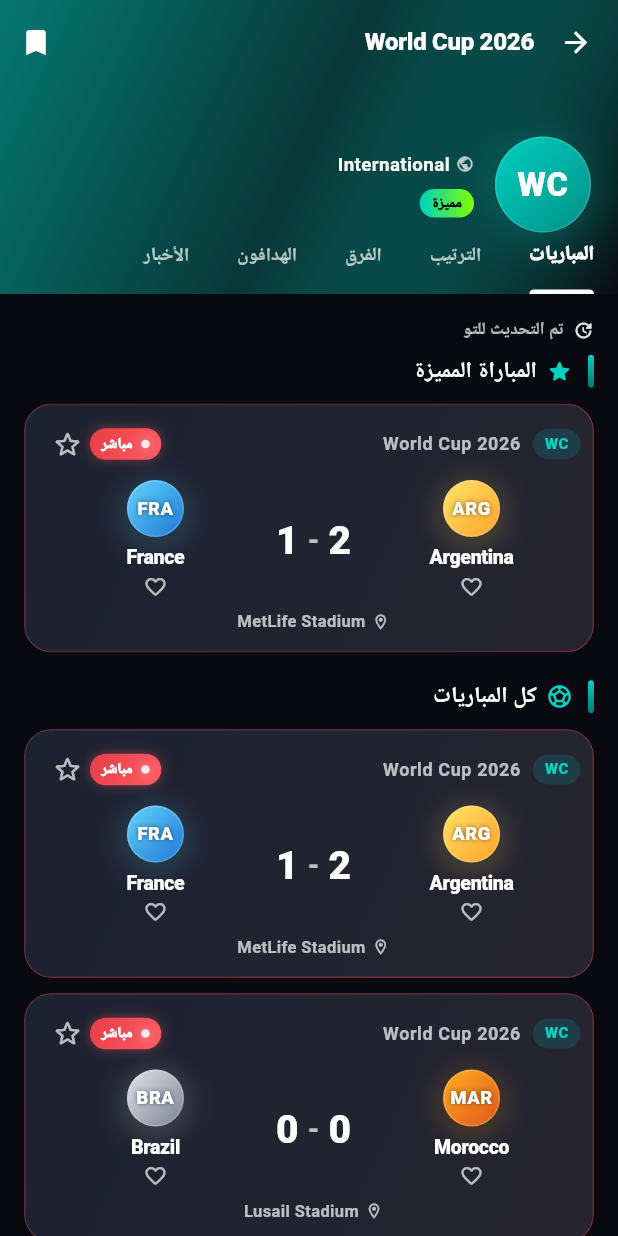
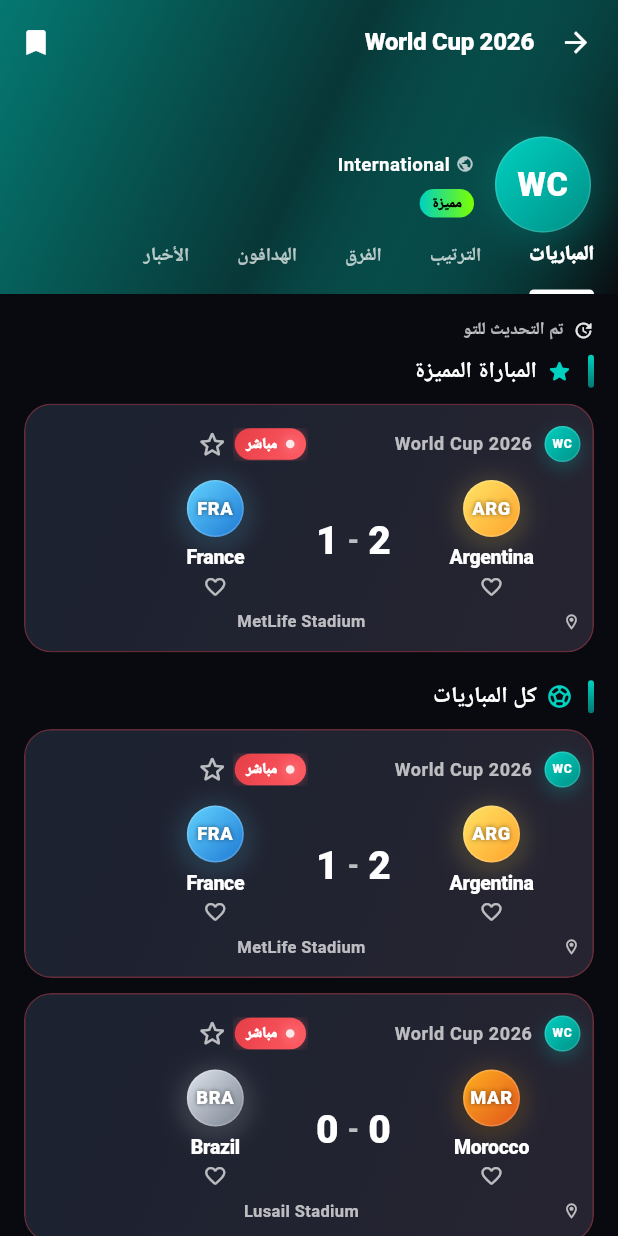
Before and after one commit to adlifazaa/kickora, a Flutter app: the CompetitionDetailsScreen screen opened directly with sample values from the repository, after a tap on the "bookmark outline" icon, on a phone screen of 412 x 824 dp. Run offline on Flutter 3.47's test engine with Material 3 defaults, Android fonts, the phone set to English and light mode, and no system bars; our stand-ins replace shared_preferences; accounts and stored records are empty.

Commit message:
Enhance TeamLogo and MatchCard components for improved logo handling
- Updated TeamLogo to support an optional imageUrl, displaying a network logo or initials based on availability.
- Refactored CompetitionBadge to utilize the new logo handling logic.
- Modified MatchCard to integrate ApiDisplayText for competition names and improved layout with flexible sizing.
- Introduced _FeaturedMatchSlot for a simplified display of featured matches, replacing the previous carousel implementation.
- Added skeleton loading states for featured match slots to enhance user experience during data loading.

```diff
--- a/lib/screens/home_screen.dart
+++ b/lib/screens/home_screen.dart
@@ -130,7 +130,7 @@ class _HomeScreenState extends State<HomeScreen> {
               ),
             const SizedBox(height: 10),
             if (_loading) ...[
-              const SkeletonBox(height: 176),
+              const _FeaturedMatchSlotSkeleton(),
               const SizedBox(height: 14),
               const MatchCardSkeleton(),
               const SizedBox(height: 10),
@@ -143,7 +143,7 @@ class _HomeScreenState extends State<HomeScreen> {
                   icon: Icons.star_rounded,
                 ),
                 const SizedBox(height: 10),
-                _FeaturedCarousel(matches: _liveMatches),
+                _FeaturedMatchSlot(match: _liveMatches.first),
                 const SizedBox(height: 20),
                 SectionHeader(
                   title: text.liveNow,
@@ -412,99 +412,42 @@ class _FeaturedCompetitionStrip extends StatelessWidget {
   }
 }
 
-double _featuredCarouselPageHeight(BuildContext context) {
-  final textScale = MediaQuery.textScalerOf(context).scale(1.0);
-  const base = 178.0;
-  return (base * textScale.clamp(0.95, 1.55)).clamp(172.0, 280.0);
-}
+/// Single featured live match — no PageView, transforms, or carousel peek.
+class _FeaturedMatchSlot extends StatelessWidget {
+  const _FeaturedMatchSlot({required this.match});
 
-class _FeaturedCarousel extends StatefulWidget {
-  const _FeaturedCarousel({required this.matches});
-
-  final List<MatchModel> matches;
-
-  @override
-  State<_FeaturedCarousel> createState() => _FeaturedCarouselState();
-}
-
-class _FeaturedCarouselState extends State<_FeaturedCarousel> {
-  static const _edgeInset = 2.0;
-  static const _pageGap = 8.0;
-
-  late final PageController _ctrl;
-  int _page = 0;
-
-  @override
-  void initState() {
-    super.initState();
-    final multi = widget.matches.length > 1;
-    _ctrl = PageController(
-      viewportFraction: multi ? 0.88 : 1.0,
-    );
-  }
-
-  @override
-  void dispose() {
-    _ctrl.dispose();
-    super.dispose();
-  }
+  final MatchModel match;
 
   @override
   Widget build(BuildContext context) {
-    final matches = widget.matches;
-    final pageHeight = _featuredCarouselPageHeight(context);
-    final multi = matches.length > 1;
-
-    return Column(
-      children: [
-        SizedBox(
-          height: pageHeight,
-          child: PageView.builder(
-            controller: _ctrl,
-            padEnds: true,
-            onPageChanged: (i) => setState(() => _page = i),
-            itemCount: matches.length,
-            itemBuilder: (context, i) {
-              return Padding(
-                padding: EdgeInsets.symmetric(
-                  horizontal: multi ? _pageGap / 2 : _edgeInset,
-                ),
-                child: MatchCard(
-                  compact: true,
-                  match: matches[i],
-                  onTap: () => Navigator.pushNamed(
-                      context, AppRoutes.matchDetails,
-                      arguments: matches[i]),
-                ),
-              );
-            },
+    return Padding(
+      padding: const EdgeInsets.symmetric(horizontal: 24),
+      child: SizedBox(
+        width: double.infinity,
+        child: MatchCard(
+          match: match,
+          onTap: () => Navigator.pushNamed(
+            context,
+            AppRoutes.matchDetails,
+            arguments: match,
           ),
         ),
-        if (matches.length > 1) ...[
-          const SizedBox(height: 8),
-          Row(
-            mainAxisAlignment: MainAxisAlignment.center,
-            children: List.generate(matches.length, (i) {
-              final selected = i == _page;
-              return AnimatedContainer(
-                duration: const Duration(milliseconds: 220),
-                margin: const EdgeInsets.symmetric(horizontal: 3),
-                width: selected ? 16 : 6,
-                height: 6,
-                decoration: BoxDecoration(
-                  color: selected
-                      ? Theme.of(context).colorScheme.primary
-                      : Theme.of(context)
-                          .colorScheme
-                          .onSurface
-                          .withValues(alpha: 0.22),
-                  borderRadius: BorderRadius.circular(4),
-                ),
-              );
-            }),
-          ),
-        ],
-      ],
+      ),
+    );
+  }
+}
+
+class _FeaturedMatchSlotSkeleton extends StatelessWidget {
+  const _FeaturedMatchSlotSkeleton();
+
+  @override
+  Widget build(BuildContext context) {
+    return const Padding(
+      padding: EdgeInsets.symmetric(horizontal: 24),
+      child: SizedBox(
+        width: double.infinity,
+        child: MatchCardSkeleton(),
+      ),
     );
   }
 }
--- /dev/null
+++ b/lib/widgets/api_display_text.dart
@@ -0,0 +1,66 @@
+import 'package:flutter/material.dart';
+
+import 'network_logo_image.dart';
+
+/// Safe display string — never lay out raw image URLs as text.
+String sanitizeApiDisplayText(String? value) {
+  if (value == null) return '';
+  final trimmed = value.trim();
+  if (trimmed.isEmpty || isNetworkImageUrl(trimmed)) return '';
+  return trimmed;
+}
+
+/// Ellipsis text for API-backed labels inside width-bounded parents.
+class ApiDisplayText extends StatelessWidget {
+  const ApiDisplayText(
+    this.value, {
+    super.key,
+    required this.style,
+    this.maxLines = 1,
+    this.textAlign = TextAlign.start,
+  });
+
+  final String? value;
+  final TextStyle style;
+  final int maxLines;
+  final TextAlign textAlign;
+
+  @override
+  Widget build(BuildContext context) {
+    final label = sanitizeApiDisplayText(value);
+    if (label.isEmpty) return const SizedBox.shrink();
+    return Text(
+      label,
+      maxLines: maxLines,
+      overflow: TextOverflow.ellipsis,
+      softWrap: false,
+      textAlign: textAlign,
+      style: style,
+    );
+  }
+}
+
+/// Three-letter style code from a team name when API code is missing or is a URL.
+String abbreviateTeamName(String name) {
+  final clean = sanitizeApiDisplayText(name);
+  if (clean.isEmpty) return '?';
+  final parts =
+      clean.split(RegExp(r'\s+')).where((p) => p.isNotEmpty).toList();
+  if (parts.isEmpty) return '?';
+  if (parts.length == 1) {
+    final word = parts.first;
+    return word.length <= 3
+        ? word.toUpperCase()
+        : word.substring(0, 3).toUpperCase();
+  }
+  final code = parts.map((p) => p[0]).join();
+  return code.length <= 3
+      ? code.toUpperCase()
+      : code.substring(0, 3).toUpperCase();
+}
+
+String teamShortCode(String shortName, String fullName) {
+  final code = sanitizeApiDisplayText(shortName);
+  if (code.isNotEmpty) return code;
+  return abbreviateTeamName(fullName);
+}
--- a/lib/widgets/match_card.dart
+++ b/lib/widgets/match_card.dart
@@ -4,6 +4,7 @@ import '../app/app_colors.dart';
 import '../app/app_scope.dart';
 import '../app/app_text.dart';
 import '../models/match_model.dart';
+import 'api_display_text.dart';
 import 'live_badge.dart';
 import 'micro_interactions.dart';
 import 'team_logo.dart';
@@ -16,11 +17,14 @@ class MatchCard extends StatelessWidget {
     this.onTap,
     /// Tighter vertical rhythm for fixed-height slots (e.g. home featured carousel).
     this.compact = false,
+    /// Home featured carousel: no [TapScale] / animated transforms that widen layout.
+    this.featuredSlot = false,
   });
 
   final MatchModel match;
   final VoidCallback? onTap;
   final bool compact;
+  final bool featuredSlot;
 
   Color _statusColor(BuildContext context, MatchStatus status) {
     switch (status) {
@@ -57,10 +61,7 @@ class MatchCard extends StatelessWidget {
     final headerTeamGap = compact ? 8.0 : 10.0;
     final teamStadiumGap = compact ? 4.0 : 6.0;
 
-    return TapScale(
-      onTap: onTap,
-      borderRadius: BorderRadius.circular(18),
-      child: Material(
+    final card = Material(
         color: Colors.transparent,
         child: InkWell(
           onTap: onTap,
@@ -89,58 +90,66 @@ class MatchCard extends StatelessWidget {
                 ),
               ],
             ),
+          child: SizedBox(
+            width: double.infinity,
             child: Column(
             mainAxisSize: MainAxisSize.min,
+            crossAxisAlignment: CrossAxisAlignment.stretch,
             children: [
               Row(
                 children: [
-                  Container(
-                    padding:
-                        const EdgeInsets.symmetric(horizontal: 8, vertical: 3),
-                    decoration: BoxDecoration(
-                      color: Theme.of(context)
-                          .colorScheme
-                          .primary
-                          .withValues(alpha: 0.15),
-                      borderRadius: BorderRadius.circular(20),
-                    ),
-                    child: Text(
-                      match.competition.logo,
-                      style: TextStyle(
-                        fontSize: 10,
-                        fontWeight: FontWeight.w900,
-                        color: Theme.of(context).colorScheme.primary,
-                      ),
+                  SizedBox(
+                    width: compact ? 22 : 24,
+                    height: compact ? 22 : 24,
+                    child: CompetitionBadge(
+                      logo: match.competition.logo,
+                      size: compact ? 22 : 24,
                     ),
                   ),
                   const SizedBox(width: 8),
                   Expanded(
-                    child: Text(
+                    child: ApiDisplayText(
                       match.competition.name,
-                      style: Theme.of(context).textTheme.bodySmall?.copyWith(
+                      maxLines: 1,
+                      style: (Theme.of(context).textTheme.bodySmall ??
+                              const TextStyle(fontSize: 12))
+                          .copyWith(
                             color: Theme.of(context).hintColor,
                             fontWeight: FontWeight.w600,
                           ),
-                      overflow: TextOverflow.ellipsis,
                     ),
                   ),
+                  const SizedBox(width: 4),
                   if (isLive)
-                    LiveBadge(label: text.live, dense: true)
+                    Flexible(
+                      fit: FlexFit.loose,
+                      child: featuredSlot
+                          ? _StaticLiveChip(label: text.live)
+                          : ClipRect(
+                              child: LiveBadge(label: text.live, dense: true),
+                            ),
+                    )
                   else
-                    Container(
+                    Flexible(
+                      fit: FlexFit.loose,
+                      child: Container(
                         padding: const EdgeInsets.symmetric(
-                          horizontal: 8, vertical: 3),
+                          horizontal: 8,
+                          vertical: 3,
+                        ),
                         decoration: BoxDecoration(
                           color: _statusColor(context, match.status)
                               .withValues(alpha: 0.18),
                           borderRadius: BorderRadius.circular(20),
                         ),
-                      child: Text(
+                        child: ApiDisplayText(
                           match.timeLabel,
+                          maxLines: 1,
                           style: TextStyle(
                             color: _statusColor(context, match.status),
                             fontSize: 11,
                             fontWeight: FontWeight.w800,
+                          ),
                         ),
                       ),
                     ),
@@ -158,15 +167,24 @@ class MatchCard extends StatelessWidget {
                     child: _TeamView(
                       name: match.homeTeam.name,
                       shortName: match.homeTeam.shortName,
+                      logoUrl: match.homeTeam.logo,
                       teamId: match.homeTeam.id,
                       compact: compact,
                     ),
                   ),
-                  _ScoreBlock(match: match, compact: compact),
+                  Flexible(
+                    fit: FlexFit.loose,
+                    child: _ScoreBlock(
+                      match: match,
+                      compact: compact,
+                      staticDisplay: featuredSlot,
+                    ),
+                  ),
                   Expanded(
                     child: _TeamView(
                       name: match.awayTeam.name,
                       shortName: match.awayTeam.shortName,
+                      logoUrl: match.awayTeam.logo,
                       teamId: match.awayTeam.id,
                       compact: compact,
                     ),
@@ -174,9 +192,8 @@ class MatchCard extends StatelessWidget {
                 ],
               ),
               SizedBox(height: teamStadiumGap),
-              if (match.stadium.isNotEmpty)
+              if (sanitizeApiDisplayText(match.stadium).isNotEmpty)
                 Row(
-                  mainAxisAlignment: MainAxisAlignment.center,
                   children: [
                     Icon(
                       Icons.location_on_outlined,
@@ -184,11 +201,10 @@ class MatchCard extends StatelessWidget {
                       color: Theme.of(context).hintColor,
                     ),
                     const SizedBox(width: 4),
-                    Flexible(
-                      child: Text(
+                    Expanded(
+                      child: ApiDisplayText(
                         match.stadium,
                         maxLines: 1,
-                        overflow: TextOverflow.ellipsis,
                         textAlign: TextAlign.center,
                         style: TextStyle(
                           color: Theme.of(context).hintColor,
@@ -205,26 +221,93 @@ class MatchCard extends StatelessWidget {
         ),
         ),
       );
+
+    if (featuredSlot) {
+      return ClipRRect(
+        borderRadius: BorderRadius.circular(18),
+        child: card,
+      );
+    }
+
+    return TapScale(
+      onTap: onTap,
+      borderRadius: BorderRadius.circular(18),
+      child: card,
+    );
+  }
+}
+
+/// Static LIVE pill for featured carousel (no [Transform.scale]).
+class _StaticLiveChip extends StatelessWidget {
+  const _StaticLiveChip({required this.label});
+
+  final String label;
+
+  @override
+  Widget build(BuildContext context) {
+    return Container(
+      padding: const EdgeInsets.symmetric(horizontal: 8, vertical: 4),
+      decoration: BoxDecoration(
+        gradient: const LinearGradient(
+          colors: [AppColors.liveRed, AppColors.liveGlow],
+        ),
+        borderRadius: BorderRadius.circular(20),
+      ),
+      child: Row(
+        mainAxisSize: MainAxisSize.min,
+        children: [
+          Container(
+            width: 6,
+            height: 6,
+            decoration: const BoxDecoration(
+              color: Colors.white,
+              shape: BoxShape.circle,
+            ),
+          ),
+          const SizedBox(width: 5),
+          Text(
+            label,
+            maxLines: 1,
+            overflow: TextOverflow.ellipsis,
+            style: const TextStyle(
+              fontSize: 10,
+              fontWeight: FontWeight.w900,
+              color: Colors.white,
+              letterSpacing: 0.6,
+            ),
+          ),
+        ],
+      ),
+    );
   }
 }
 
 class _ScoreBlock extends StatelessWidget {
-  const _ScoreBlock({required this.match, required this.compact});
+  const _ScoreBlock({
+    required this.match,
+    required this.compact,
+    this.staticDisplay = false,
+  });
 
   final MatchModel match;
   final bool compact;
+  final bool staticDisplay;
 
   @override
   Widget build(BuildContext context) {
     final isUpcoming = match.status == MatchStatus.upcoming;
     if (isUpcoming) {
       return Padding(
-        padding: EdgeInsets.symmetric(horizontal: compact ? 10 : 12),
+        padding: EdgeInsets.symmetric(horizontal: compact ? 4 : 12),
+        child: FittedBox(
+          fit: BoxFit.scaleDown,
           child: Column(
             mainAxisSize: MainAxisSize.min,
             children: [
-            Text(
+              ApiDisplayText(
                 match.timeLabel,
+                maxLines: 1,
+                textAlign: TextAlign.center,
                 style: TextStyle(
                   fontWeight: FontWeight.w900,
                   fontSize: compact ? 16 : 18,
@@ -241,16 +324,23 @@ class _ScoreBlock extends StatelessWidget {
               ),
             ],
           ),
+        ),
       );
     }
 
     return Padding(
-      padding: EdgeInsets.symmetric(horizontal: compact ? 6 : 8),
+      padding: EdgeInsets.symmetric(horizontal: compact ? 4 : 8),
+      child: FittedBox(
+        fit: BoxFit.scaleDown,
         child: Row(
           mainAxisSize: MainAxisSize.min,
           children: [
-          _ScoreDigit(value: match.homeScore, compact: compact),
-          SizedBox(width: compact ? 5 : 6),
+            _ScoreDigit(
+              value: match.homeScore,
+              compact: compact,
+              staticDisplay: staticDisplay,
+            ),
+            SizedBox(width: compact ? 4 : 6),
             Text(
               '-',
               style: TextStyle(
@@ -259,22 +349,43 @@ class _ScoreBlock extends StatelessWidget {
                 fontWeight: FontWeight.w800,
               ),
             ),
-          SizedBox(width: compact ? 5 : 6),
-          _ScoreDigit(value: match.awayScore, compact: compact),
+            SizedBox(width: compact ? 4 : 6),
+            _ScoreDigit(
+              value: match.awayScore,
+              compact: compact,
+              staticDisplay: staticDisplay,
+            ),
           ],
+        ),
       ),
     );
   }
 }
 
 class _ScoreDigit extends StatelessWidget {
-  const _ScoreDigit({required this.value, required this.compact});
+  const _ScoreDigit({
+    required this.value,
+    required this.compact,
+    this.staticDisplay = false,
+  });
 
   final int value;
   final bool compact;
+  final bool staticDisplay;
 
   @override
   Widget build(BuildContext context) {
+    final text = Text(
+      '$value',
+      style: TextStyle(
+        fontWeight: FontWeight.w900,
+        fontSize: compact ? 22 : 26,
+        letterSpacing: -0.5,
+      ),
+    );
+
+    if (staticDisplay) return text;
+
     return TweenAnimationBuilder<double>(
       tween: Tween(begin: 0.6, end: 1),
       duration: const Duration(milliseconds: 380),
@@ -306,12 +417,14 @@ class _TeamView extends StatelessWidget {
   const _TeamView({
     required this.name,
     required this.shortName,
+    required this.logoUrl,
     required this.teamId,
     required this.compact,
   });
 
   final String name;
   final String shortName;
+  final String logoUrl;
   final int teamId;
   final bool compact;
 
@@ -325,22 +438,30 @@ class _TeamView extends StatelessWidget {
     final heartSize = compact ? 15.0 : 16.0;
     final heartPadV = compact ? 1.0 : 2.0;
 
-    return Column(
-      mainAxisSize: MainAxisSize.min,
-      children: [
-        TeamLogo(shortName: shortName, size: logoSize),
-        SizedBox(height: logoNameGap),
-        Text(
-          name,
-          maxLines: 1,
-          overflow: TextOverflow.ellipsis,
-          textAlign: TextAlign.center,
-          style: TextStyle(
+    final nameStyle = TextStyle(
       fontWeight: FontWeight.w800,
       fontSize: nameSize,
       letterSpacing: -0.2,
       height: compact ? 1.1 : 1.15,
+    );
+
+    return Column(
+      mainAxisSize: MainAxisSize.min,
+      crossAxisAlignment: CrossAxisAlignment.stretch,
+      children: [
+        Center(
+          child: TeamLogo(
+            shortName: teamShortCode(shortName, name),
+            imageUrl: logoUrl,
+            size: logoSize,
           ),
+        ),
+        SizedBox(height: logoNameGap),
+        ApiDisplayText(
+          name,
+          maxLines: 1,
+          textAlign: TextAlign.center,
+          style: nameStyle,
         ),
         SizedBox(height: compact ? 1 : 2),
         InkWell(
--- /dev/null
+++ b/lib/widgets/network_logo_image.dart
@@ -0,0 +1,87 @@
+import 'package:flutter/material.dart';
+
+/// True when [value] looks like a remote image URL (API-Football logos, etc.).
+bool isNetworkImageUrl(String? value) {
+  if (value == null || value.isEmpty) return false;
+  final trimmed = value.trim();
+  return trimmed.startsWith('http://') || trimmed.startsWith('https://');
+}
+
+/// Loads a remote logo with loading + error fallbacks — never shows the URL as text.
+class NetworkLogoImage extends StatelessWidget {
+  const NetworkLogoImage({
+    super.key,
+    required this.size,
+    this.imageUrl,
+    required this.fallback,
+    this.fit = BoxFit.contain,
+    this.clipOval = true,
+  });
+
+  final double size;
+  final String? imageUrl;
+  final Widget fallback;
+  final BoxFit fit;
+  final bool clipOval;
+
+  @override
+  Widget build(BuildContext context) {
+    final url = imageUrl?.trim();
+    if (!isNetworkImageUrl(url)) {
+      return SizedBox(width: size, height: size, child: fallback);
+    }
+
+    final primary = Theme.of(context).colorScheme.primary;
+    Widget image = Image.network(
+      url!,
+      width: size,
+      height: size,
+      fit: fit,
+      filterQuality: FilterQuality.medium,
+      loadingBuilder: (context, child, progress) {
+        if (progress == null) {
+          return SizedBox(width: size, height: size, child: child);
+        }
+        return _LoadingPlaceholder(size: size, color: primary);
+      },
+      errorBuilder: (_, _, _) => fallback,
+    );
+
+    if (clipOval) {
+      image = ClipOval(child: image);
+    }
+
+    return SizedBox(
+      width: size,
+      height: size,
+      child: DecoratedBox(
+        decoration: BoxDecoration(
+          shape: clipOval ? BoxShape.circle : BoxShape.rectangle,
+          color: Theme.of(context).cardTheme.color?.withValues(alpha: 0.35),
+        ),
+        child: image,
+      ),
+    );
+  }
+}
+
+class _LoadingPlaceholder extends StatelessWidget {
+  const _LoadingPlaceholder({required this.size, required this.color});
+
+  final double size;
+  final Color color;
+
+  @override
+  Widget build(BuildContext context) {
+    return Center(
+      child: SizedBox(
+        width: size * 0.42,
+        height: size * 0.42,
+        child: CircularProgressIndicator(
+          strokeWidth: 2,
+          color: color.withValues(alpha: 0.75),
+        ),
+      ),
+    );
+  }
+}
--- a/lib/widgets/team_logo.dart
+++ b/lib/widgets/team_logo.dart
@@ -1,13 +1,20 @@
 import 'package:flutter/material.dart';
 
 import '../app/app_colors.dart';
+import 'api_display_text.dart';
+import 'network_logo_image.dart';
 
-/// Deterministic gradient "crest" placeholder for a team based on its short name.
-/// Will be replaced by real logo URLs when the API is wired in.
+/// Team crest — network logo when URL is present, otherwise gradient initials.
 class TeamLogo extends StatelessWidget {
-  const TeamLogo({super.key, required this.shortName, this.size = 36});
+  const TeamLogo({
+    super.key,
+    required this.shortName,
+    this.imageUrl,
+    this.size = 36,
+  });
 
   final String shortName;
+  final String? imageUrl;
   final double size;
 
   static const List<List<Color>> _palettes = [
@@ -27,13 +34,14 @@ class TeamLogo extends StatelessWidget {
     return _palettes[code % _palettes.length];
   }
 
-  @override
-  Widget build(BuildContext context) {
+  String get _initials {
+    final code = sanitizeApiDisplayText(shortName);
+    if (code.isEmpty) return '?';
+    return code.substring(0, code.length.clamp(1, 3));
+  }
+
+  Widget _initialsBadge() {
     final colors = _palette();
-    final initials = shortName.isEmpty
-        ? '?'
-        : shortName.substring(0, shortName.length.clamp(1, 3));
-
     return Container(
       width: size,
       height: size,
@@ -60,7 +68,7 @@ class TeamLogo extends StatelessWidget {
       ),
       alignment: Alignment.center,
       child: Text(
-        initials,
+        _initials,
         style: TextStyle(
           color: Colors.white,
           fontWeight: FontWeight.w900,
@@ -73,6 +81,15 @@ class TeamLogo extends StatelessWidget {
       ),
     );
   }
+
+  @override
+  Widget build(BuildContext context) {
+    return NetworkLogoImage(
+      size: size,
+      imageUrl: imageUrl,
+      fallback: _initialsBadge(),
+    );
+  }
 }
 
 /// Compact horizontally-laid out crest used in lists and headers.
@@ -81,6 +98,7 @@ class TeamCrestTile extends StatelessWidget {
     super.key,
     required this.shortName,
     required this.name,
+    this.imageUrl,
     this.subtitle,
     this.trailing,
     this.onTap,
@@ -88,6 +106,7 @@ class TeamCrestTile extends StatelessWidget {
 
   final String shortName;
   final String name;
+  final String? imageUrl;
   final String? subtitle;
   final Widget? trailing;
   final VoidCallback? onTap;
@@ -104,7 +123,7 @@ class TeamCrestTile extends StatelessWidget {
           padding: const EdgeInsets.fromLTRB(10, 8, 12, 8),
           child: Row(
             children: [
-              TeamLogo(shortName: shortName, size: 34),
+              TeamLogo(shortName: shortName, imageUrl: imageUrl, size: 34),
               const SizedBox(width: 12),
               Expanded(
                 child: Column(
@@ -118,6 +137,8 @@ class TeamCrestTile extends StatelessWidget {
                     if (subtitle != null)
                       Text(
                         subtitle!,
+                        maxLines: 1,
+                        overflow: TextOverflow.ellipsis,
                         style: TextStyle(
                           color: Theme.of(context).hintColor,
                           fontSize: 11.5,
@@ -136,15 +157,22 @@ class TeamCrestTile extends StatelessWidget {
   }
 }
 
-/// Small icon-only "competition" badge using initials/logo string.
+/// Competition badge — network logo or short initials (never raw URL text).
 class CompetitionBadge extends StatelessWidget {
   const CompetitionBadge({super.key, required this.logo, this.size = 40});
 
   final String logo;
   final double size;
 
-  @override
-  Widget build(BuildContext context) {
+  String get _initials {
+    if (logo.isEmpty) return '?';
+    if (isNetworkImageUrl(logo)) {
+      return '?';
+    }
+    return logo.length <= 3 ? logo : logo.substring(0, 3);
+  }
+
+  Widget _initialsBadge() {
     return Container(
       width: size,
       height: size,
@@ -166,7 +194,7 @@ class CompetitionBadge extends StatelessWidget {
       ),
       alignment: Alignment.center,
       child: Text(
-        logo,
+        _initials,
         style: TextStyle(
           color: Colors.white,
           fontWeight: FontWeight.w900,
@@ -176,4 +204,13 @@ class CompetitionBadge extends StatelessWidget {
       ),
     );
   }
+
+  @override
+  Widget build(BuildContext context) {
+    return NetworkLogoImage(
+      size: size,
+      imageUrl: logo,
+      fallback: _initialsBadge(),
+    );
+  }
 }
```
Lines whose indentation alone changed are shown as unchanged.
